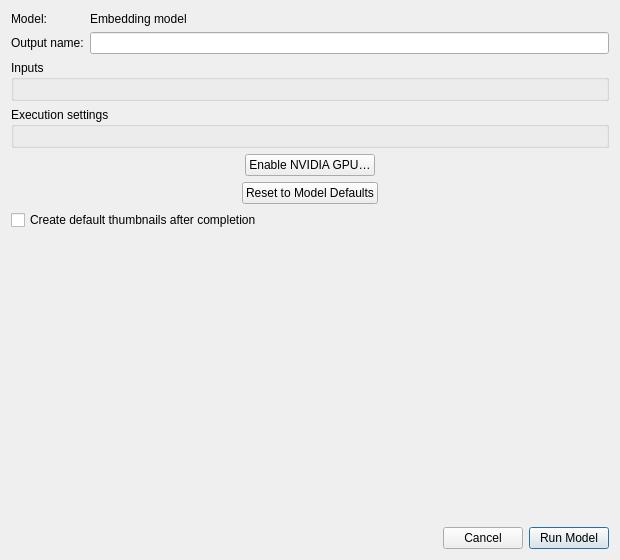
Qt form src/EmbeddingsArea/ui/model_execution_dialog.ui (eidora-desktop/EIDORA) before a commit.
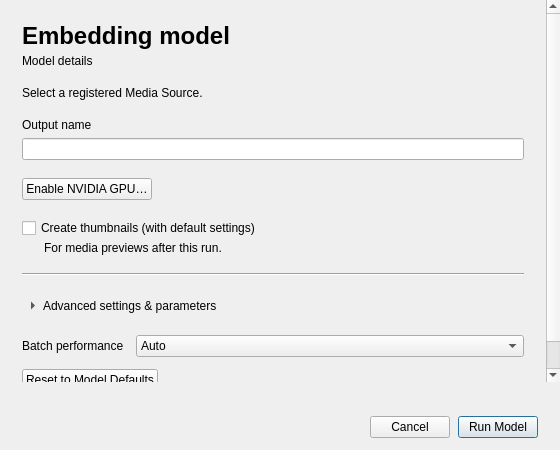
The same form after that commit.

Commit message: Improve embedding, thumbnail, and metadata workflows (#58)

What changed in the file:
```diff
--- a/src/EmbeddingsArea/ui/model_execution_dialog.ui
+++ b/src/EmbeddingsArea/ui/model_execution_dialog.ui
@@ -3,153 +3,252 @@
  <class>dialog_model_execution</class>
  <widget class="QDialog" name="dialog_model_execution">
   <property name="geometry">
-   <rect>
-    <x>0</x>
-    <y>0</y>
-    <width>620</width>
-    <height>560</height>
-   </rect>
+   <rect><x>0</x><y>0</y><width>560</width><height>450</height></rect>
   </property>
-  <property name="windowTitle">
-   <string>Run Embedding Model</string>
-  </property>
-  <layout class="QVBoxLayout" name="layout_root">
-   <property name="topMargin">
-    <number>12</number>
-   </property>
+  <property name="windowTitle"><string>Run Embedding Model</string></property>
+  <property name="surfaceRole" stdset="0"><string>panel</string></property>
+  <layout class="QVBoxLayout" name="layout_root" stretch="1,0">
+   <property name="spacing"><number>0</number></property>
+   <property name="leftMargin"><number>0</number></property>
+   <property name="topMargin"><number>0</number></property>
+   <property name="rightMargin"><number>0</number></property>
+   <property name="bottomMargin"><number>0</number></property>
    <item>
-    <layout class="QGridLayout" name="grid_run_summary">
-     <item row="0" column="0">
-      <widget class="QLabel" name="label_model_title">
-       <property name="text">
-        <string>Model:</string>
-       </property>
-      </widget>
-     </item>
-     <item row="0" column="1">
-      <widget class="QLabel" name="label_model_value">
-       <property name="text">
-        <string>Embedding model</string>
-       </property>
-       <property name="textFormat">
-        <enum>Qt::TextFormat::PlainText</enum>
-       </property>
-       <property name="wordWrap">
-        <bool>true</bool>
-       </property>
-       <property name="textInteractionFlags">
-        <set>Qt::TextInteractionFlag::TextSelectableByMouse</set>
-       </property>
-      </widget>
-     </item>
-     <item row="1" column="1">
-      <widget class="QLineEdit" name="edit_output_name"/>
-     </item>
-     <item row="1" column="0">
-      <widget class="QLabel" name="label_output_name">
-       <property name="text">
-        <string>Output name:</string>
-       </property>
-      </widget>
-     </item>
-    </layout>
-   </item>
-   <item>
-    <widget class="QGroupBox" name="group_inputs">
-     <property name="title">
-      <string>Inputs</string>
-     </property>
-     <layout class="QFormLayout" name="form_inputs"/>
+    <widget class="QScrollArea" name="scroll_run_form">
+     <property name="frameShape"><enum>QFrame::Shape::NoFrame</enum></property>
+     <property name="widgetResizable"><bool>true</bool></property>
+     <widget class="QWidget" name="panel_run_form">
+      <property name="surfaceRole" stdset="0"><string>panel</string></property>
+      <layout class="QVBoxLayout" name="layout_run_form">
+       <property name="spacing"><number>18</number></property>
+       <property name="leftMargin"><number>22</number></property>
+       <property name="topMargin"><number>22</number></property>
+       <property name="rightMargin"><number>22</number></property>
+       <property name="bottomMargin"><number>22</number></property>
+       <item>
+        <layout class="QVBoxLayout" name="layout_model_heading">
+         <property name="spacing"><number>4</number></property>
+         <item>
+          <widget class="QLabel" name="label_model_value">
+           <property name="sizePolicy"><sizepolicy hsizetype="Ignored" vsizetype="Preferred"><horstretch>0</horstretch><verstretch>0</verstretch></sizepolicy></property>
+           <property name="font"><font><pointsize>18</pointsize><bold>true</bold></font></property>
+           <property name="text"><string>Embedding model</string></property>
+           <property name="textFormat"><enum>Qt::TextFormat::PlainText</enum></property>
+           <property name="wordWrap"><bool>true</bool></property>
+           <property name="textInteractionFlags"><set>Qt::TextInteractionFlag::TextSelectableByMouse</set></property>
+          </widget>
+         </item>
+         <item>
+          <widget class="QLabel" name="label_model_details">
+           <property name="text"><string>Model details</string></property>
+           <property name="textFormat"><enum>Qt::TextFormat::PlainText</enum></property>
+           <property name="wordWrap"><bool>true</bool></property>
+           <property name="textRole" stdset="0"><string>secondary</string></property>
+          </widget>
+         </item>
+        </layout>
+       </item>
+       <item>
+        <widget class="QWidget" name="panel_inputs">
+         <layout class="QVBoxLayout" name="layout_inputs">
+          <property name="spacing"><number>6</number></property>
+          <property name="leftMargin"><number>0</number></property>
+          <property name="topMargin"><number>0</number></property>
+          <property name="rightMargin"><number>0</number></property>
+          <property name="bottomMargin"><number>0</number></property>
+          <item>
+           <layout class="QFormLayout" name="form_inputs">
+            <property name="fieldGrowthPolicy"><enum>QFormLayout::FieldGrowthPolicy::AllNonFixedFieldsGrow</enum></property>
+            <property name="rowWrapPolicy"><enum>QFormLayout::RowWrapPolicy::WrapAllRows</enum></property>
+            <property name="verticalSpacing"><number>6</number></property>
+           </layout>
+          </item>
+          <item>
+           <widget class="QLabel" name="label_source_summary">
+            <property name="sizePolicy"><sizepolicy hsizetype="Ignored" vsizetype="Preferred"><horstretch>0</horstretch><verstretch>0</verstretch></sizepolicy></property>
+            <property name="text"><string>Select a registered Media Source.</string></property>
+            <property name="textFormat"><enum>Qt::TextFormat::PlainText</enum></property>
+            <property name="wordWrap"><bool>true</bool></property>
+            <property name="textRole" stdset="0"><string>secondary</string></property>
+           </widget>
+          </item>
+         </layout>
+        </widget>
+       </item>
+       <item>
+        <layout class="QVBoxLayout" name="layout_output_name">
+         <property name="spacing"><number>6</number></property>
+         <item>
+          <widget class="QLabel" name="label_output_name">
+           <property name="text"><string>Output name</string></property>
+           <property name="buddy"><cstring>edit_output_name</cstring></property>
+          </widget>
+         </item>
+         <item><widget class="QLineEdit" name="edit_output_name"/></item>
+        </layout>
+       </item>
+       <item>
+        <widget class="QWidget" name="panel_execution">
+         <layout class="QVBoxLayout" name="layout_execution">
+          <property name="spacing"><number>6</number></property>
+          <property name="leftMargin"><number>0</number></property>
+          <property name="topMargin"><number>0</number></property>
+          <property name="rightMargin"><number>0</number></property>
+          <property name="bottomMargin"><number>0</number></property>
+          <item>
+           <layout class="QFormLayout" name="form_execution">
+            <property name="fieldGrowthPolicy"><enum>QFormLayout::FieldGrowthPolicy::AllNonFixedFieldsGrow</enum></property>
+            <property name="rowWrapPolicy"><enum>QFormLayout::RowWrapPolicy::WrapAllRows</enum></property>
+            <property name="verticalSpacing"><number>6</number></property>
+           </layout>
+          </item>
+          <item alignment="Qt::AlignmentFlag::AlignLeft">
+           <widget class="QPushButton" name="button_enable_cuda">
+            <property name="text"><string>Enable NVIDIA GPU…</string></property>
+            <property name="visible"><bool>false</bool></property>
+            <property name="autoDefault"><bool>false</bool></property>
+           </widget>
+          </item>
+         </layout>
+        </widget>
+       </item>
+       <item>
+        <widget class="QWidget" name="panel_thumbnails">
+         <layout class="QVBoxLayout" name="layout_thumbnails">
+          <property name="spacing"><number>3</number></property>
+          <property name="leftMargin"><number>0</number></property>
+          <property name="topMargin"><number>0</number></property>
+          <property name="rightMargin"><number>0</number></property>
+          <property name="bottomMargin"><number>0</number></property>
+          <item>
+           <widget class="QCheckBox" name="check_create_thumbnails">
+            <property name="text"><string>Create thumbnails (with default settings)</string></property>
+            <property name="toolTip"><string>Create default thumbnails after the embedding run completes.</string></property>
+           </widget>
+          </item>
+          <item>
+           <widget class="QLabel" name="label_thumbnails_note">
+            <property name="text"><string>For media previews after this run.</string></property>
+            <property name="indent"><number>22</number></property>
+            <property name="wordWrap"><bool>true</bool></property>
+            <property name="textRole" stdset="0"><string>secondary</string></property>
+           </widget>
+          </item>
+         </layout>
+        </widget>
+       </item>
+       <item>
+        <widget class="QFrame" name="line_advanced_settings">
+         <property name="frameShape"><enum>QFrame::Shape::HLine</enum></property>
+         <property name="frameShadow"><enum>QFrame::Shadow::Sunken</enum></property>
+         <property name="separatorRole" stdset="0"><string>inset</string></property>
+        </widget>
+       </item>
+       <item alignment="Qt::AlignmentFlag::AlignLeft">
+        <widget class="QToolButton" name="button_advanced_settings">
+         <property name="text"><string>Advanced settings &amp;&amp; parameters</string></property>
+         <property name="accessibleName"><string>Advanced settings &amp; parameters</string></property>
+         <property name="checkable"><bool>true</bool></property>
+         <property name="toolButtonStyle"><enum>Qt::ToolButtonStyle::ToolButtonTextBesideIcon</enum></property>
+         <property name="autoRaise"><bool>true</bool></property>
+         <property name="arrowType"><enum>Qt::ArrowType::RightArrow</enum></property>
+        </widget>
+       </item>
+       <item>
+        <widget class="QWidget" name="panel_advanced_settings">
+         <property name="visible"><bool>false</bool></property>
+         <layout class="QVBoxLayout" name="layout_advanced_settings">
+          <property name="spacing"><number>12</number></property>
+          <property name="leftMargin"><number>0</number></property>
+          <property name="topMargin"><number>0</number></property>
+          <property name="rightMargin"><number>0</number></property>
+          <property name="bottomMargin"><number>0</number></property>
+          <item>
+           <layout class="QFormLayout" name="form_batch_settings">
+            <property name="fieldGrowthPolicy"><enum>QFormLayout::FieldGrowthPolicy::AllNonFixedFieldsGrow</enum></property>
+            <property name="horizontalSpacing"><number>12</number></property>
+            <item row="0" column="0">
+             <widget class="QLabel" name="label_batch_size">
+              <property name="text"><string>Batch performance</string></property>
+              <property name="buddy"><cstring>combo_batch_mode</cstring></property>
+             </widget>
+            </item>
+            <item row="0" column="1">
+             <widget class="QWidget" name="panel_batch_size">
+              <layout class="QHBoxLayout" name="layout_batch_size">
+               <property name="leftMargin"><number>0</number></property>
+               <property name="topMargin"><number>0</number></property>
+               <property name="rightMargin"><number>0</number></property>
+               <property name="bottomMargin"><number>0</number></property>
+               <property name="spacing"><number>8</number></property>
+               <item>
+                <widget class="QComboBox" name="combo_batch_mode">
+                 <property name="toolTip"><string>Auto balances speed and headroom. Low uses smaller batches and more conservative memory limits. High tests larger batches and uses more available memory. Short runs use a starting size. All policies retain critical memory, temperature and disk limits.</string></property>
+                 <property name="accessibleName"><string>Batch performance</string></property>
+                 <item><property name="text"><string>Auto</string></property></item>
+                 <item><property name="text"><string>High</string></property></item>
+                 <item><property name="text"><string>Low</string></property></item>
+                 <item><property name="text"><string>4</string></property></item>
+                 <item><property name="text"><string>8</string></property></item>
+                 <item><property name="text"><string>16</string></property></item>
+                 <item><property name="text"><string>32</string></property></item>
+                 <item><property name="text"><string>64</string></property></item>
+                </widget>
+               </item>
+              </layout>
+             </widget>
+            </item>
+           </layout>
+          </item>
+          <item>
+           <layout class="QFormLayout" name="form_parameters">
+            <property name="fieldGrowthPolicy"><enum>QFormLayout::FieldGrowthPolicy::AllNonFixedFieldsGrow</enum></property>
+            <property name="horizontalSpacing"><number>12</number></property>
+            <property name="verticalSpacing"><number>8</number></property>
+           </layout>
+          </item>
+          <item alignment="Qt::AlignmentFlag::AlignLeft">
+           <widget class="QPushButton" name="button_reset_preparation">
+            <property name="text"><string>Reset to Model Defaults</string></property>
+            <property name="autoDefault"><bool>false</bool></property>
+           </widget>
+          </item>
+         </layout>
+        </widget>
+       </item>
+      </layout>
+     </widget>
     </widget>
    </item>
    <item>
-    <widget class="QGroupBox" name="group_parameters">
-     <property name="title">
-      <string>Execution settings</string>
-     </property>
-     <layout class="QFormLayout" name="form_parameters"/>
+    <widget class="QWidget" name="panel_footer">
+     <property name="surfaceRole" stdset="0"><string>area</string></property>
+     <layout class="QVBoxLayout" name="layout_footer">
+      <property name="spacing"><number>8</number></property>
+      <property name="leftMargin"><number>22</number></property>
+      <property name="topMargin"><number>12</number></property>
+      <property name="rightMargin"><number>22</number></property>
+      <property name="bottomMargin"><number>12</number></property>
+      <item>
+       <widget class="QLabel" name="label_error">
+        <property name="text"><string/></property>
+        <property name="visible"><bool>false</bool></property>
+        <property name="wordWrap"><bool>true</bool></property>
+        <property name="textFormat"><enum>Qt::TextFormat::PlainText</enum></property>
+        <property name="textRole" stdset="0"><string>error</string></property>
+       </widget>
+      </item>
+      <item>
+       <layout class="QHBoxLayout" name="layout_buttons">
+        <property name="spacing"><number>8</number></property>
+        <item><spacer name="button_spacer"><property name="orientation"><enum>Qt::Orientation::Horizontal</enum></property><property name="sizeHint" stdset="0"><size><width>20</width><height>0</height></size></property></spacer></item>
+        <item><widget class="QPushButton" name="button_cancel"><property name="text"><string>Cancel</string></property><property name="autoDefault"><bool>false</bool></property></widget></item>
+        <item><widget class="QPushButton" name="button_run"><property name="text"><string>Run Model</string></property><property name="default"><bool>true</bool></property></widget></item>
+       </layout>
+      </item>
+     </layout>
     </widget>
    </item>
-   <item alignment="Qt::AlignmentFlag::AlignHCenter">
-    <widget class="QPushButton" name="button_enable_cuda">
-     <property name="text"><string>Enable NVIDIA GPU…</string></property>
-     <property name="visible"><bool>false</bool></property>
-    </widget>
-   </item>
-   <item alignment="Qt::AlignmentFlag::AlignHCenter">
-    <widget class="QPushButton" name="button_reset_preparation">
-     <property name="text">
-      <string>Reset to Model Defaults</string>
-     </property>
-    </widget>
-   </item>
-   <item>
-    <widget class="QCheckBox" name="check_create_thumbnails">
-     <property name="text">
-      <string>Create default thumbnails after completion</string>
-     </property>
-    </widget>
-   </item>
-   <item>
-    <spacer name="spacer">
-     <property name="orientation">
-      <enum>Qt::Orientation::Vertical</enum>
-     </property>
-     <property name="sizeHint" stdset="0">
-      <size>
-       <width>20</width>
-       <height>20</height>
-      </size>
-     </property>
-    </spacer>
-   </item>
-   <item>
-    <widget class="QLabel" name="label_error">
-     <property name="text">
-      <string/>
-     </property>
-     <property name="wordWrap">
-      <bool>true</bool>
-     </property>
-     <property name="textRole" stdset="0">
-      <string>error</string>
-     </property>
-    </widget>
-   </item>
-   <item>
-    <layout class="QHBoxLayout" name="layout_buttons">
-     <item>
-      <spacer name="button_spacer">
-       <property name="orientation">
-        <enum>Qt::Orientation::Horizontal</enum>
-       </property>
-       <property name="sizeHint" stdset="0">
-        <size>
-         <width>40</width>
-         <height>20</height>
-        </size>
-       </property>
-      </spacer>
-     </item>
-     <item>
-      <widget class="QPushButton" name="button_cancel">
-       <property name="text">
-        <string>Cancel</string>
-       </property>
-      </widget>
-     </item>
-     <item>
-      <widget class="QPushButton" name="button_run">
-       <property name="text">
-        <string>Run Model</string>
-       </property>
-       <property name="default">
-        <bool>true</bool>
-       </property>
-      </widget>
-     </item>
-    </layout>
-   </item>
   </layout>
  </widget>
  <resources/>
```
Left out of the diff: 1 changed line with no effect on the pictures. The commit also changes 229 other files.
